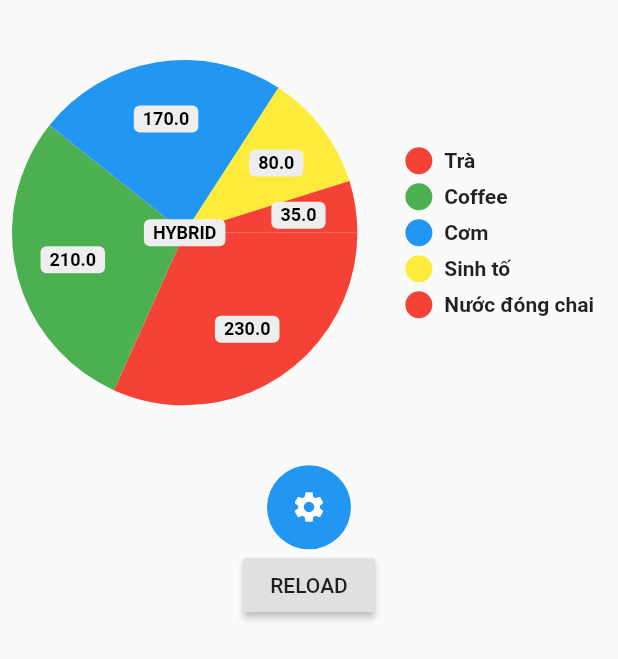
After one commit to truongvip1997ct/kaviet, a Flutter app: the ReportChartPage screen opened directly, on a phone screen of 412 x 824 dp. The commit adds this screen. Shown: the top 659 px of the screen. Run offline on Flutter 3.47's test engine with Material 2 defaults, Android fonts, the phone set to English and light mode, and no system bars; drawn by our look-alikes of pie_chart; our stand-ins replace flutter_secure_storage, syncfusion_flutter_datepicker; missing offline and left inert: calendarro; accounts and stored records are empty; Roboto replaces fonts that are missing (Poppins).

Commit message:
fix report category

```diff
--- /dev/null
+++ b/lib/report_category_chart.dart
@@ -0,0 +1,398 @@
+import 'dart:io';
+
+import 'package:flutter/foundation.dart';
+import 'package:flutter/material.dart';
+import 'package:pie_chart/pie_chart.dart';
+
+// Sets a platform override for desktop to avoid exceptions. See
+// https://flutter.dev/desktop#target-platform-override for more info.
+void enablePlatformOverrideForDesktop() {
+  if (!kIsWeb && (Platform.isMacOS || Platform.isWindows || Platform.isLinux)) {
+    debugDefaultTargetPlatformOverride = TargetPlatform.fuchsia;
+  }
+}
+
+enum LegendShape { Circle, Rectangle }
+
+class ReportChartPage extends StatefulWidget {
+  @override
+  _ReportChartPageState createState() => _ReportChartPageState();
+}
+
+class _ReportChartPageState extends State<ReportChartPage> {
+  Map<String, double> dataMap = {
+    "Trà": 230,
+    "Coffee": 210,
+    "Cơm": 170,
+    "Sinh tố": 80,
+    "Nước đóng chai": 35,
+  };
+  List<Color> colorList = [
+    Colors.red,
+    Colors.green,
+    Colors.blue,
+    Colors.yellow,
+  ];
+
+  ChartType _chartType = ChartType.disc;
+  bool _showCenterText = true;
+  double _ringStrokeWidth = 32;
+  double _chartLegendSpacing = 32;
+
+  bool _showLegendsInRow = false;
+  bool _showLegends = true;
+
+  bool _showChartValueBackground = true;
+  bool _showChartValues = true;
+  bool _showChartValuesInPercentage = false;
+  bool _showChartValuesOutside = false;
+
+  LegendShape _legendShape = LegendShape.Circle;
+  LegendPosition _legendPosition = LegendPosition.right;
+
+  int key = 0;
+
+  @override
+  Widget build(BuildContext context) {
+    final chart = PieChart(
+      key: ValueKey(key),
+      dataMap: dataMap,
+      animationDuration: Duration(milliseconds: 800),
+      chartLegendSpacing: _chartLegendSpacing,
+      chartRadius: MediaQuery.of(context).size.width / .2 > 300
+          ? 300
+          : MediaQuery.of(context).size.width / 3.2,
+      colorList: colorList,
+      initialAngleInDegree: 0,
+      chartType: _chartType,
+      centerText: _showCenterText ? "HYBRID" : null,
+      legendOptions: LegendOptions(
+        showLegendsInRow: _showLegendsInRow,
+        legendPosition: _legendPosition,
+        showLegends: _showLegends,
+        legendShape: _legendShape == LegendShape.Circle
+            ? BoxShape.circle
+            : BoxShape.rectangle,
+        legendTextStyle: TextStyle(
+          fontWeight: FontWeight.bold,
+        ),
+      ),
+      chartValuesOptions: ChartValuesOptions(
+        showChartValueBackground: _showChartValueBackground,
+        showChartValues: _showChartValues,
+        showChartValuesInPercentage: _showChartValuesInPercentage,
+        showChartValuesOutside: _showChartValuesOutside,
+      ),
+      ringStrokeWidth: _ringStrokeWidth,
+    );
+    final settings = SingleChildScrollView(
+      child: Card(
+        margin: EdgeInsets.all(12),
+        child: Column(
+          children: [
+            ListTile(
+              title: Text(
+                'Pie Chart Options'.toUpperCase(),
+                style: Theme.of(context).textTheme.overline.copyWith(
+                      fontSize: 12,
+                      fontWeight: FontWeight.bold,
+                    ),
+              ),
+            ),
+            ListTile(
+              title: Text("chartType"),
+              trailing: Padding(
+                padding: const EdgeInsets.symmetric(horizontal: 16.0),
+                child: DropdownButton<ChartType>(
+                  value: _chartType,
+                  items: [
+                    DropdownMenuItem(
+                      child: Text("disc"),
+                      value: ChartType.disc,
+                    ),
+                    DropdownMenuItem(
+                      child: Text("ring"),
+                      value: ChartType.ring,
+                    ),
+                  ],
+                  onChanged: (val) {
+                    setState(() {
+                      _chartType = val;
+                    });
+                  },
+                ),
+              ),
+            ),
+            ListTile(
+              title: Text("ringStrokeWidth"),
+              trailing: Padding(
+                padding: const EdgeInsets.symmetric(horizontal: 16.0),
+                child: DropdownButton<double>(
+                  value: _ringStrokeWidth,
+                  disabledHint: Text("select chartType.ring"),
+                  items: [
+                    DropdownMenuItem(
+                      child: Text("16"),
+                      value: 16,
+                    ),
+                    DropdownMenuItem(
+                      child: Text("32"),
+                      value: 32,
+                    ),
+                    DropdownMenuItem(
+                      child: Text("48"),
+                      value: 48,
+                    ),
+                  ],
+                  onChanged: (_chartType == ChartType.ring)
+                      ? (val) {
+                          setState(() {
+                            _ringStrokeWidth = val;
+                          });
+                        }
+                      : null,
+                ),
+              ),
+            ),
+            SwitchListTile(
+              value: _showCenterText,
+              title: Text("showCenterText"),
+              onChanged: (val) {
+                setState(() {
+                  _showCenterText = val;
+                });
+              },
+            ),
+            ListTile(
+              title: Text("chartLegendSpacing"),
+              trailing: Padding(
+                padding: const EdgeInsets.symmetric(horizontal: 16.0),
+                child: DropdownButton<double>(
+                  value: _chartLegendSpacing,
+                  disabledHint: Text("select chartType.ring"),
+                  items: [
+                    DropdownMenuItem(
+                      child: Text("16"),
+                      value: 16,
+                    ),
+                    DropdownMenuItem(
+                      child: Text("32"),
+                      value: 32,
+                    ),
+                    DropdownMenuItem(
+                      child: Text("48"),
+                      value: 48,
+                    ),
+                    DropdownMenuItem(
+                      child: Text("64"),
+                      value: 64,
+                    ),
+                  ],
+                  onChanged: (val) {
+                    setState(() {
+                      _chartLegendSpacing = val;
+                    });
+                  },
+                ),
+              ),
+            ),
+            ListTile(
+              title: Text(
+                'Legend Options'.toUpperCase(),
+                style: Theme.of(context).textTheme.overline.copyWith(
+                      fontSize: 12,
+                      fontWeight: FontWeight.bold,
+                    ),
+              ),
+            ),
+            SwitchListTile(
+              value: _showLegendsInRow,
+              title: Text("showLegendsInRow"),
+              onChanged: (val) {
+                setState(() {
+                  _showLegendsInRow = val;
+                });
+              },
+            ),
+            SwitchListTile(
+              value: _showLegends,
+              title: Text("showLegends"),
+              onChanged: (val) {
+                setState(() {
+                  _showLegends = val;
+                });
+              },
+            ),
+            ListTile(
+              title: Text("legendShape"),
+              trailing: Padding(
+                padding: const EdgeInsets.symmetric(horizontal: 16.0),
+                child: DropdownButton<LegendShape>(
+                  value: _legendShape,
+                  items: [
+                    DropdownMenuItem(
+                      child: Text("BoxShape.circle"),
+                      value: LegendShape.Circle,
+                    ),
+                    DropdownMenuItem(
+                      child: Text("BoxShape.rectangle"),
+                      value: LegendShape.Rectangle,
+                    ),
+                  ],
+                  onChanged: (val) {
+                    setState(() {
+                      _legendShape = val;
+                    });
+                  },
+                ),
+              ),
+            ),
+            ListTile(
+              title: Text("legendPosition"),
+              trailing: Padding(
+                padding: const EdgeInsets.symmetric(horizontal: 16.0),
+                child: DropdownButton<LegendPosition>(
+                  value: _legendPosition,
+                  items: [
+                    DropdownMenuItem(
+                      child: Text("left"),
+                      value: LegendPosition.left,
+                    ),
+                    DropdownMenuItem(
+                      child: Text("right"),
+                      value: LegendPosition.right,
+                    ),
+                    DropdownMenuItem(
+                      child: Text("top"),
+                      value: LegendPosition.top,
+                    ),
+                    DropdownMenuItem(
+                      child: Text("bottom"),
+                      value: LegendPosition.bottom,
+                    ),
+                  ],
+                  onChanged: (val) {
+                    setState(() {
+                      _legendPosition = val;
+                    });
+                  },
+                ),
+              ),
+            ),
+            ListTile(
+              title: Text(
+                'Chart values Options'.toUpperCase(),
+                style: Theme.of(context).textTheme.overline.copyWith(
+                      fontSize: 12,
+                      fontWeight: FontWeight.bold,
+                    ),
+              ),
+            ),
+            SwitchListTile(
+              value: _showChartValueBackground,
+              title: Text("showChartValueBackground"),
+              onChanged: (val) {
+                setState(() {
+                  _showChartValueBackground = val;
+                });
+              },
+            ),
+            SwitchListTile(
+              value: _showChartValues,
+              title: Text("showChartValues"),
+              onChanged: (val) {
+                setState(() {
+                  _showChartValues = val;
+                });
+              },
+            ),
+            SwitchListTile(
+              value: _showChartValuesInPercentage,
+              title: Text("showChartValuesInPercentage"),
+              onChanged: (val) {
+                setState(() {
+                  _showChartValuesInPercentage = val;
+                });
+              },
+            ),
+            SwitchListTile(
+              value: _showChartValuesOutside,
+              title: Text("showChartValuesOutside"),
+              onChanged: (val) {
+                setState(() {
+                  _showChartValuesOutside = val;
+                });
+              },
+            ),
+          ],
+        ),
+      ),
+    );
+    return Scaffold(
+      body: LayoutBuilder(builder: (_, constraints) {
+        if (constraints.maxWidth >= 600) {
+          return Row(
+            crossAxisAlignment: CrossAxisAlignment.start,
+            children: [
+              Container(
+                child: chart,
+              ),
+              FloatingActionButton(
+                onPressed: () {
+                  Navigator.push(
+                    context,
+                    MaterialPageRoute(
+                      builder: (context) => settings,
+                    ),
+                  );
+                },
+                child: Icon(Icons.settings),
+                backgroundColor: Colors.blue,
+              ),
+              RaisedButton(
+                onPressed: () {
+                  setState(() {
+                    key = key + 1;
+                  });
+                },
+                child: Text("Reload".toUpperCase()),
+              ),
+            ],
+          );
+        } else {
+          return SingleChildScrollView(
+            child: Column(
+              children: [
+                Container(
+                  child: chart,
+                  margin: EdgeInsets.symmetric(
+                    vertical: 32,
+                  ),
+                ),
+                FloatingActionButton(
+                    onPressed: () {
+                      Navigator.push(
+                        context,
+                        MaterialPageRoute(
+                          builder: (context) => settings,
+                        ),
+                      );
+                    },
+                    child: Icon(Icons.settings),
+                    backgroundColor: Colors.blue),
+                RaisedButton(
+                  onPressed: () {
+                    setState(() {
+                      key = key + 1;
+                    });
+                  },
+                  child: Text("Reload".toUpperCase()),
+                ),
+              ],
+            ),
+          );
+        }
+      }),
+    );
+  }
+}
```
Also changed, not shown: lib/pages/report_page.dart (+72 -38 lines).
